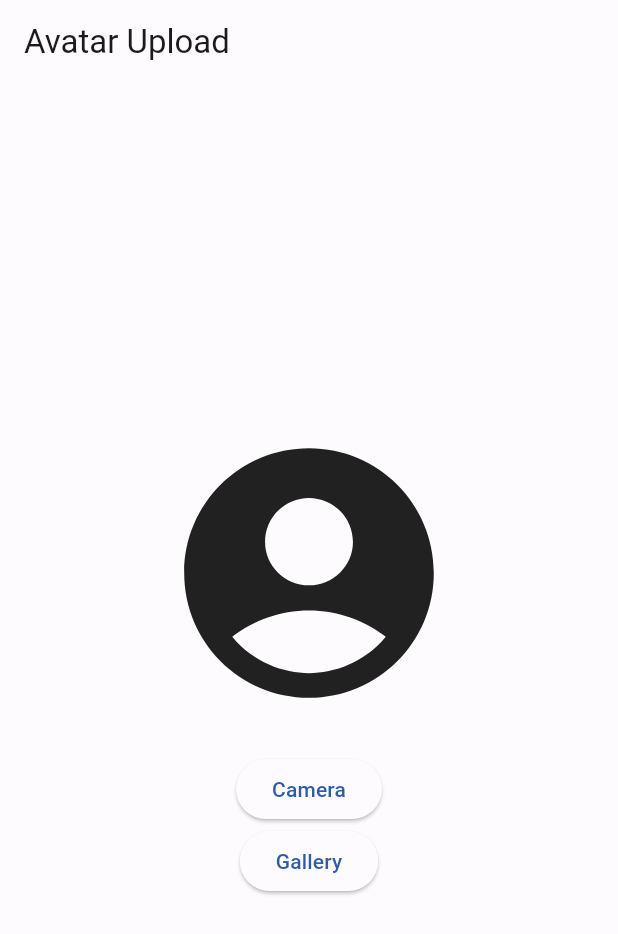
After one commit to CrowdSnap/CrowdSnap-App, a Flutter app: the screen it shows after launch, after a tap on "Avatar Upload", on a phone screen of 412 x 824 dp. The commit adds this screen. Shown: the top 934 px of the screen. Run offline on Flutter 3.47's test engine with Material 3 defaults, Android fonts, the phone set to English and light mode, and no system bars; our stand-ins replace cloud_firestore, firebase_auth, firebase_core, firebase_storage, flutter_riverpod, freezed_annotation and 4 more; accounts and stored records are empty; generated files the repository leaves out were written again.

Commit message:
Añadido la pantalla para subir la foto de avatar del usuario, y funcionalidades de Storage

```diff
--- a/lib/app/router/app_router.dart
+++ b/lib/app/router/app_router.dart
@@ -1,4 +1,5 @@
 import 'package:crowd_snap/features/auth/presentation/views/forgot_password_view.dart';
+import 'package:crowd_snap/features/imgs/presentation/views/avatar_upload_view.dart';
 import 'package:flutter/material.dart';
 import 'package:go_router/go_router.dart';
 import 'package:crowd_snap/features/auth/presentation/views/login_view.dart';
@@ -29,6 +30,10 @@ class AppRouter extends _$AppRouter {
           path: '/forgot-password',
           builder: (context, state) => const ForgotPasswordView()
         ),
+        GoRoute(
+          path:'/avatar-upload',
+          builder: (context, state) => const AvatarUploadView()
+        ),
         ShellRoute(
           builder: (context, state, child) {
             return Scaffold(
--- a/lib/app/router/provider/auth_redirect_provider.dart
+++ b/lib/app/router/provider/auth_redirect_provider.dart
@@ -20,8 +20,17 @@ void authRedirect(AuthRedirectRef ref) {
   authState.when(
     data: (user) {
       if (user != null) {
-        router.go('/');
-        _logger.info('Authenticated, redirecting to home');
+        final metadata = user.metadata;
+        if (metadata.creationTime == metadata.lastSignInTime) {
+          // El usuario acaba de crear una cuenta nueva, redirigir a subir avatar
+          router.go('/avatar-upload');
+          _logger.info('New user, redirecting to avatar upload');
+          print('New user, redirecting to avatar upload');
+        } else {
+          // El usuario ha iniciado sesión con una cuenta existente, redirigir al home
+          router.go('/');
+          _logger.info('Existing user, redirecting to home');
+        }
       } else {
         router.go('/login');
         _logger.info('Not authenticated, redirecting to login');
--- a/lib/features/auth/data/repositories_impl/auth_repository_impl.dart
+++ b/lib/features/auth/data/repositories_impl/auth_repository_impl.dart
@@ -1,5 +1,3 @@
-// lib/features/auth/data/repositories/auth_repository_impl.dart
-
 import 'package:crowd_snap/features/auth/data/data_sources/auth_data_source.dart';
 import 'package:crowd_snap/features/auth/data/data_sources/google_auth_data_source.dart';
 import 'package:crowd_snap/features/auth/data/models/user_model.dart';
--- a/lib/features/auth/presentation/views/login_view.dart
+++ b/lib/features/auth/presentation/views/login_view.dart
@@ -6,6 +6,7 @@ import 'package:crowd_snap/global/constants.dart';
 import 'package:flutter/material.dart';
 import 'package:flutter_riverpod/flutter_riverpod.dart';
 import 'package:crowd_snap/features/auth/presentation/notifier/auth_notifier.dart';
+import 'package:go_router/go_router.dart';
 
 class LoginView extends ConsumerWidget {
   const LoginView({super.key});
@@ -98,6 +99,7 @@ class LoginView extends ConsumerWidget {
                 ),
               ),
             ),
+            ElevatedButton(onPressed: () => context.go('/avatar-upload'), child: const Text('Avatar Upload')),
             const Divider(),
             Row(
               mainAxisAlignment: MainAxisAlignment.center,
--- /dev/null
+++ b/lib/features/imgs/presentation/views/avatar_upload_view.dart
@@ -0,0 +1,98 @@
+import 'dart:io';
+import 'package:crowd_snap/features/imgs/domain/use_case/avatar_upload_use_case.dart';
+import 'package:crowd_snap/features/imgs/presentation/notifier/image_picker_state.dart';
+import 'package:flutter/material.dart';
+import 'package:flutter_riverpod/flutter_riverpod.dart';
+import 'package:go_router/go_router.dart';
+import 'package:image_picker/image_picker.dart';
+
+class AvatarUploadView extends ConsumerWidget {
+  const AvatarUploadView({super.key});
+
+  Future<void> _getCamera(WidgetRef ref) async {
+    final picker = ImagePicker();
+    final pickedFile = await picker.pickImage(source: ImageSource.camera);
+    if (pickedFile != null) {
+      ref.read(imageStateProvider.notifier).setImage(File(pickedFile.path));
+    }
+  }
+
+  Future<void> _getGallery(WidgetRef ref) async {
+    final picker = ImagePicker();
+    final pickedFile = await picker.pickImage(source: ImageSource.gallery);
+    if (pickedFile != null) {
+      ref.read(imageStateProvider.notifier).setImage(File(pickedFile.path));
+    }
+  }
+
+  @override
+  Widget build(BuildContext context, WidgetRef ref) {
+    final imageState = ref.watch(imageStateProvider);
+
+    return Scaffold(
+      appBar: AppBar(
+        title: const Text('Avatar Upload'),
+      ),
+      body: Center(
+        child: Column(
+          mainAxisAlignment: MainAxisAlignment.center,
+          children: <Widget>[
+            imageState != null
+                ? Image.file(
+                    imageState,
+                    width: 200,
+                    height: 200,
+                    fit: BoxFit.cover,
+                  )
+                : const Icon(
+                    Icons.account_circle,
+                    size: 200,
+                  ),
+            const SizedBox(height: 20),
+            if (imageState == null)
+              Column(
+                children: [
+                  ElevatedButton(
+                    onPressed: () => _getCamera(ref),
+                    child: const Text('Camera'),
+                  ),
+                  ElevatedButton(
+                    onPressed: () => _getGallery(ref),
+                    child: const Text('Gallery'),
+                  ),
+                ],
+              )
+            else
+              Column(
+                children: [
+                  const Text('Do you want to save this image?'),
+                  const SizedBox(height: 10),
+                  Row(
+                    mainAxisAlignment: MainAxisAlignment.center,
+                    children: [
+                      ElevatedButton(
+                        onPressed: () {
+                          ref
+                              .read(avatarUploadUseCaseProvider)
+                              .execute(imageState);
+                          context.go('/');
+                        },
+                        child: const Text('Yes'),
+                      ),
+                      const SizedBox(width: 10),
+                      ElevatedButton(
+                        onPressed: () {
+                          ref.read(imageStateProvider.notifier).setImage(null);
+                        },
+                        child: const Text('No'),
+                      ),
+                    ],
+                  ),
+                ],
+              ),
+          ],
+        ),
+      ),
+    );
+  }
+}
--- a/pubspec.yaml
+++ b/pubspec.yaml
@@ -32,14 +32,18 @@ dependencies:
   cupertino_icons: ^1.0.2
   firebase_auth: ^4.19.2
   firebase_core: ^2.30.0
+  firebase_storage: ^11.7.2
+  firebase_ui_storage: ^2.0.3
   flutter:
     sdk: flutter
   flutter_riverpod: ^2.4.9
   freezed_annotation: ^2.4.1
   go_router: ^13.2.4
   google_sign_in: ^6.2.1
+  image_picker: ^1.1.0
   logging: ^1.2.0
   riverpod_annotation: ^2.3.3
+  shared_preferences: ^2.2.3
 
 dev_dependencies:
   build_runner: ^2.4.7
```
Also changed, not shown: lib/features/imgs/data/data_source/avatar_bucket_data_source.dart (added, +49 -0 lines), lib/features/imgs/data/repositories_impl/avatar_bucket_repository_impl.dart (added, +37 -0 lines), lib/features/imgs/domain/repository/avatar_bucket_repository.dart (added, +7 -0 lines), lib/features/imgs/domain/use_case/avatar_upload_use_case.dart (added, +22 -0 lines), lib/features/imgs/presentation/notifier/image_picker_state.dart (added, +14 -0 lines), lib/app/router/provider/auth_redirect_provider.g.dart, lib/features/imgs/data/data_source/avatar_bucket_data_source.g.dart (added), lib/features/imgs/data/repositories_impl/avatar_bucket_repository_impl.g.dart (added), lib/features/imgs/domain/use_case/avatar_upload_use_case.g.dart (added), lib/features/imgs/presentation/notifier/image_picker_state.g.dart, pubspec.lock.
